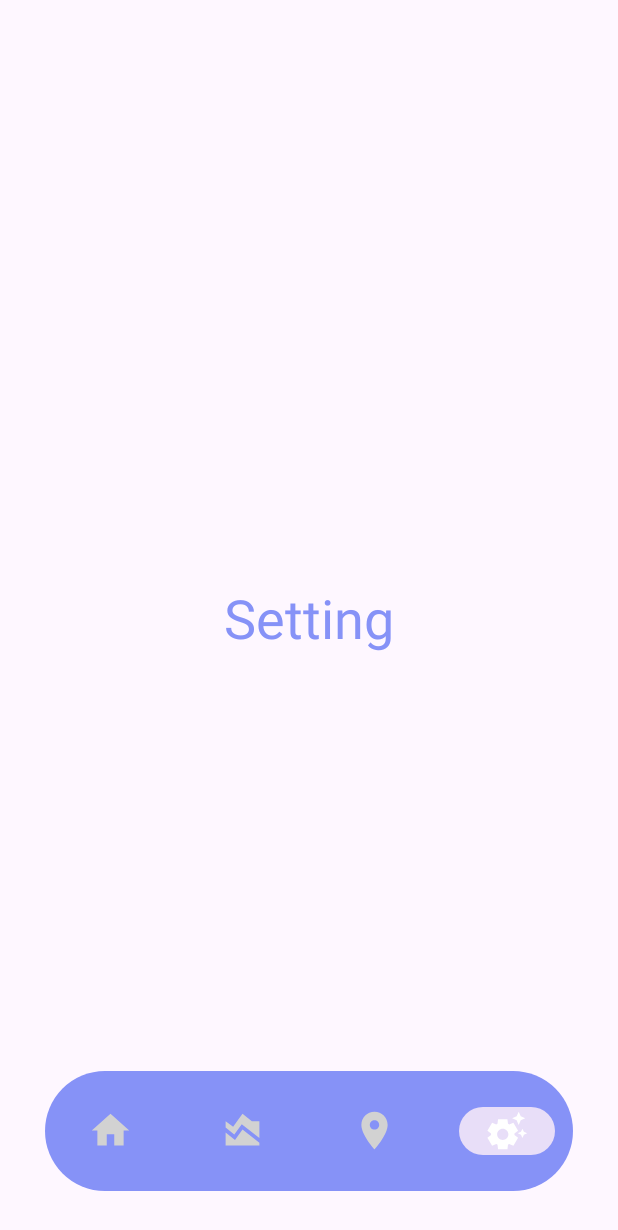
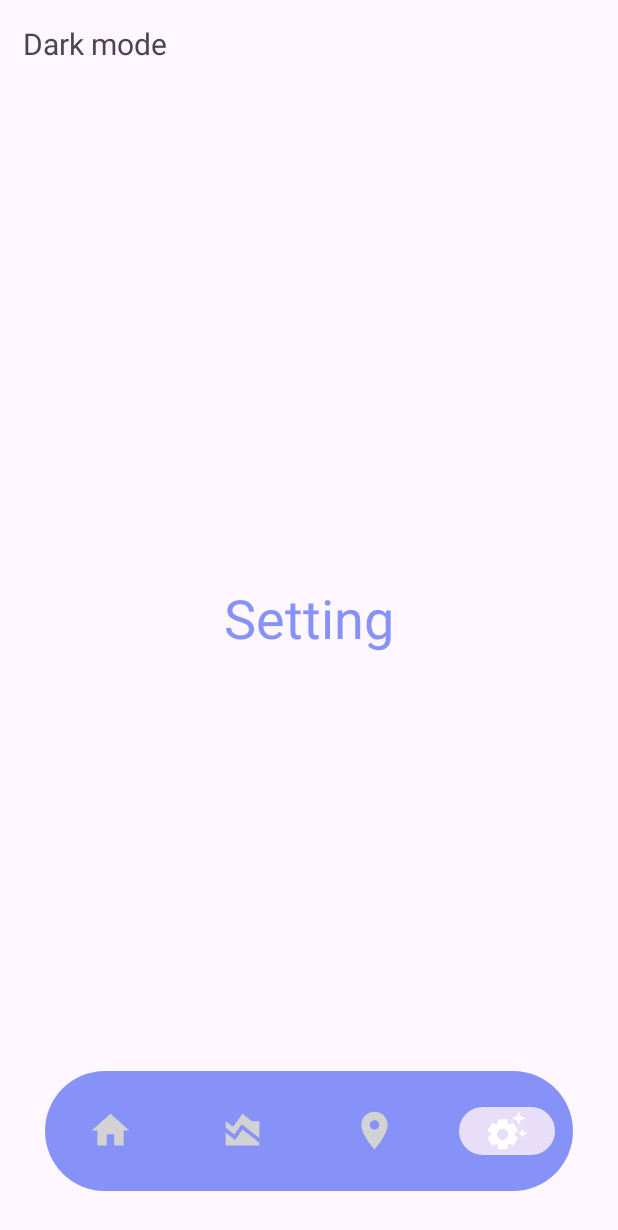
Before and after one commit to TuanAnhDevIT/mobile_app, an Android app: the SettingTestActivity screen opened directly, with no data from a screen before it, on a phone screen of 412 x 824 dp. Shown: the top 1230 px of the screen. Run offline under Robolectric (Android 15) with nearby library versions, the phone set to English and light mode, and no system bars.

Commit message:
Settings UI

```diff
--- a/app/src/main/java/com/sunit/mobileapp/Activities/SettingTestActivity.java
+++ b/app/src/main/java/com/sunit/mobileapp/Activities/SettingTestActivity.java
@@ -4,16 +4,20 @@ import androidx.appcompat.app.AppCompatActivity;
 
 import android.content.Intent;
 import android.os.Bundle;
+import android.view.MotionEvent;
+import android.view.View;
 
 import com.google.android.material.bottomnavigation.BottomNavigationView;
 import com.sunit.mobileapp.R;
 
 public class SettingTestActivity extends AppCompatActivity {
 
+
     @Override
     protected void onCreate(Bundle savedInstanceState) {
         super.onCreate(savedInstanceState);
         setContentView(R.layout.activity_setting_test);
+
 
         BottomNavigationView bottomNavigationView = findViewById(R.id.bottomNavigation);
         bottomNavigationView.setSelectedItemId(R.id.setting_menu);
--- a/app/src/main/res/layout/activity_setting_test.xml
+++ b/app/src/main/res/layout/activity_setting_test.xml
@@ -6,13 +6,30 @@ xmlns:tools="http://schemas.android.com/tools"
 android:layout_width="match_parent"
 android:layout_height="match_parent"
 tools:context=".Activities.SettingTestActivity">
+
+    <TextView
+        android:id="@+id/textView2"
+        android:layout_width="wrap_content"
+        android:layout_height="wrap_content"
+        android:layout_marginStart="5dp"
+        android:layout_marginTop="5dp"
+        android:gravity="center_vertical"
+        android:padding="10dp"
+        android:text="@string/dark_mode"
+        android:textSize="20sp"
+        tools:textStyle="bold" />
+
+
     <TextView
         android:layout_width="wrap_content"
         android:layout_height="wrap_content"
+        android:layout_centerInParent="true"
         android:text="Setting"
         android:textColor="@color/lavender"
-    android:layout_centerInParent="true"
         android:textSize="36sp" />
+
+
+
     <com.google.android.material.bottomnavigation.BottomNavigationView
     android:id="@+id/bottomNavigation"
     android:layout_width="match_parent"
--- a/app/src/main/res/values/strings.xml
+++ b/app/src/main/res/values/strings.xml
@@ -16,4 +16,5 @@
     <string name="humidity">Humidity (%)</string>
     <string name="wind_speed_km_h">Wind speed (km/h)</string>
     <string name="attribute_names">Attribute Names:</string>
+    <string name="dark_mode">Dark mode</string>
 </resources>
```
Also changed, not shown: app/src/main/res/values-night/themes.xml (+16 -0 lines), app/src/main/res/values/themes.xml (+18 -0 lines). Lines whose indentation alone changed are shown as unchanged.
